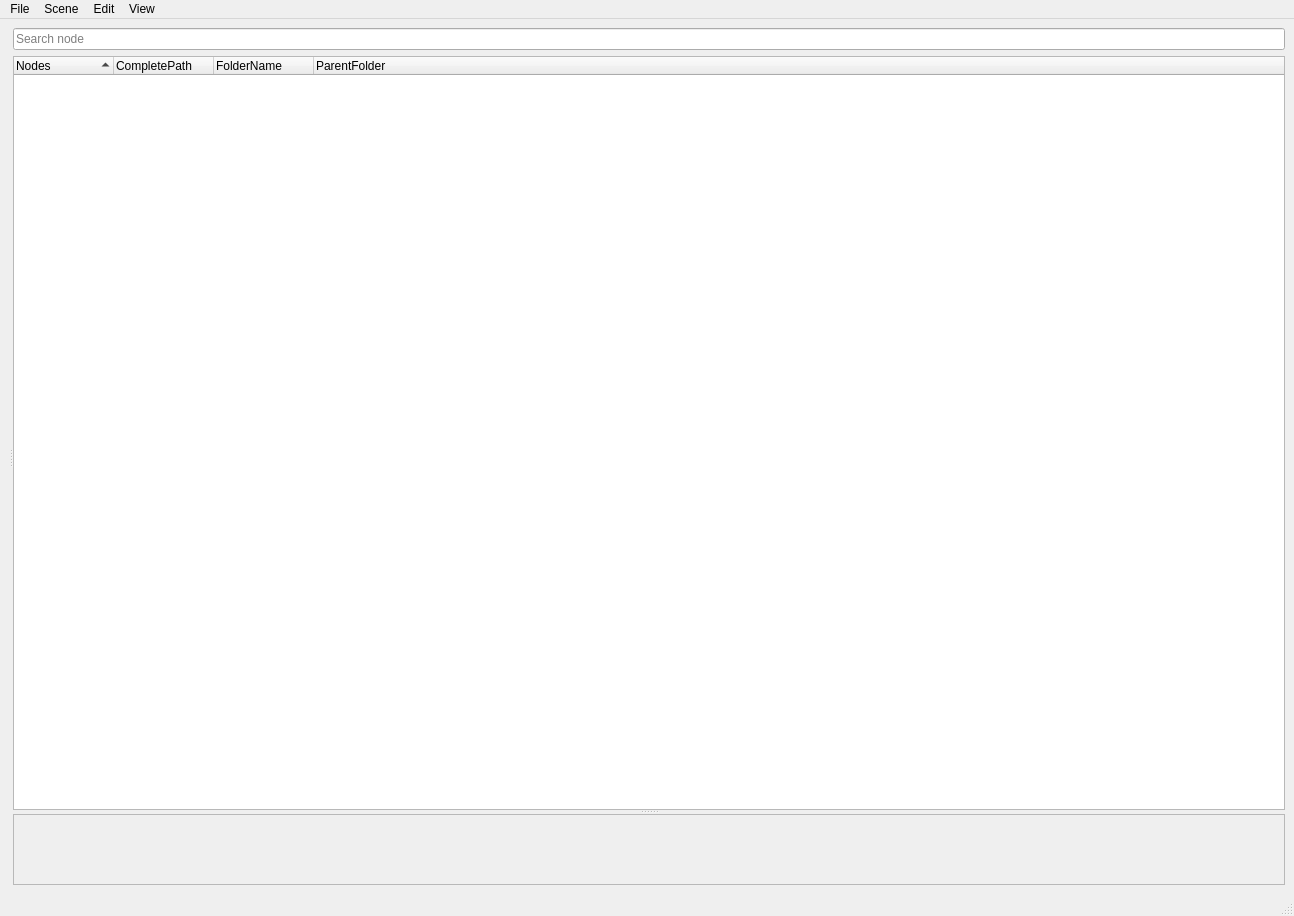
The window that ui/tangle.ui (nielsvaes/tangle) describes before a commit, drawn with Qt 5.
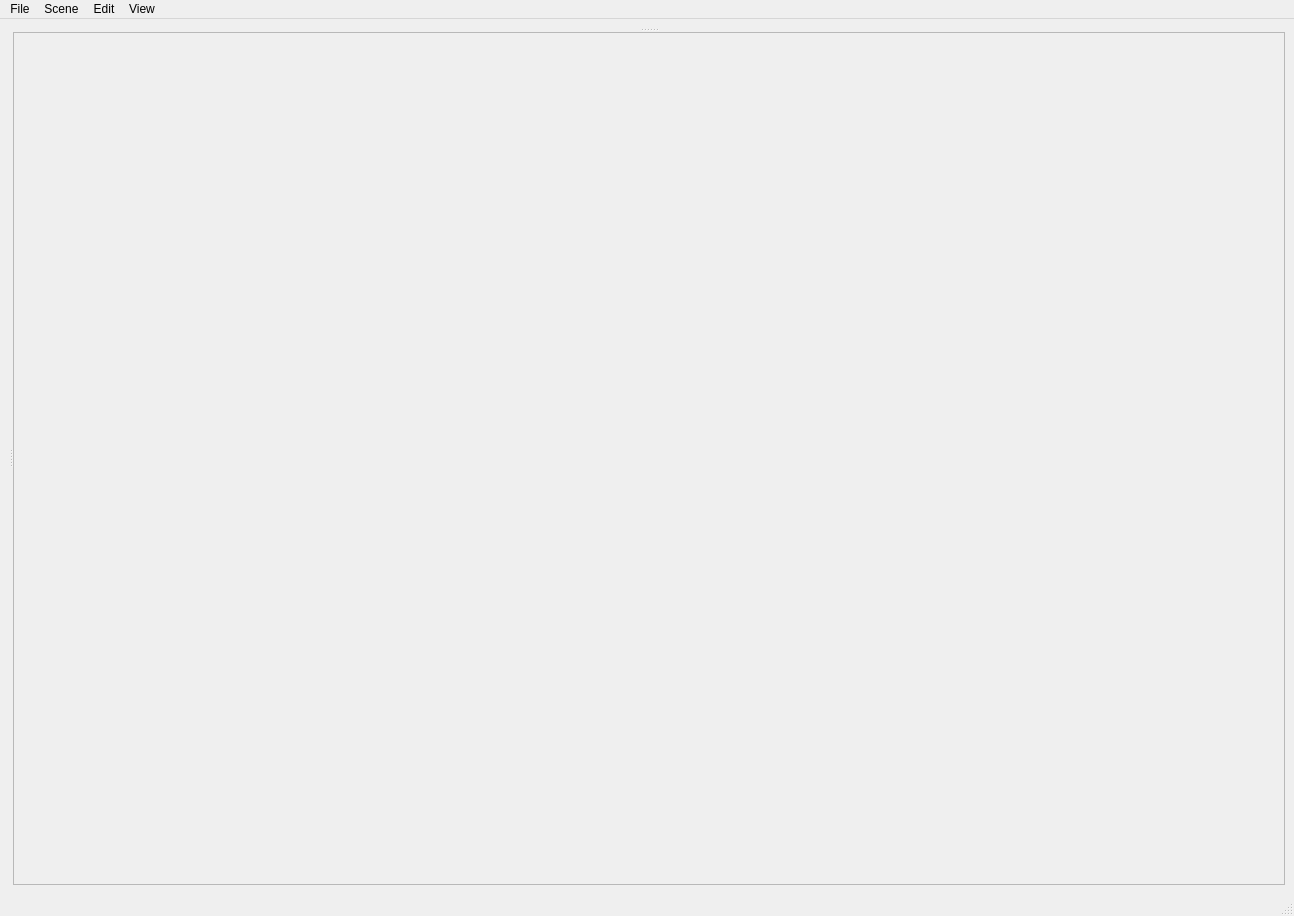
The same window after the commit. Icons and pictures are not drawn.

Commit message: Moved the NodeTree to its own class to be reused

```diff
--- a/ui/tangle.ui
+++ b/ui/tangle.ui
@@ -35,72 +35,7 @@
         <enum>Qt::Vertical</enum>
        </property>
        <widget class="QWidget" name="layoutWidget">
-        <layout class="QVBoxLayout" name="verticalLayout">
-         <item>
-          <widget class="QLineEdit" name="txt_search_nodes">
-           <property name="placeholderText">
-            <string>Search node</string>
-           </property>
-          </widget>
-         </item>
-         <item>
-          <widget class="QTreeWidget" name="tree_nodes">
-           <property name="sizePolicy">
-            <sizepolicy hsizetype="Preferred" vsizetype="Expanding">
-             <horstretch>0</horstretch>
-             <verstretch>0</verstretch>
-            </sizepolicy>
-           </property>
-           <property name="minimumSize">
-            <size>
-             <width>150</width>
-             <height>0</height>
-            </size>
-           </property>
-           <property name="contextMenuPolicy">
-            <enum>Qt::CustomContextMenu</enum>
-           </property>
-           <property name="styleSheet">
-            <string notr="true">font: 9pt &quot;MS Shell Dlg 2&quot;;</string>
-           </property>
-           <property name="dragEnabled">
-            <bool>true</bool>
-           </property>
-           <property name="alternatingRowColors">
-            <bool>false</bool>
-           </property>
-           <property name="selectionMode">
-            <enum>QAbstractItemView::SingleSelection</enum>
-           </property>
-           <property name="sortingEnabled">
-            <bool>true</bool>
-           </property>
-           <property name="animated">
-            <bool>true</bool>
-           </property>
-           <column>
-            <property name="text">
-             <string>Nodes</string>
-            </property>
-           </column>
-           <column>
-            <property name="text">
-             <string>CompletePath</string>
-            </property>
-           </column>
-           <column>
-            <property name="text">
-             <string>FolderName</string>
-            </property>
-           </column>
-           <column>
-            <property name="text">
-             <string>ParentFolder</string>
-            </property>
-           </column>
-          </widget>
-         </item>
-        </layout>
+        <layout class="QVBoxLayout" name="node_tree_layout"/>
        </widget>
        <widget class="QScrollArea" name="scrollArea">
         <property name="widgetResizable">
@@ -111,8 +46,8 @@
           <rect>
            <x>0</x>
            <y>0</y>
-           <width>1258</width>
-           <height>80</height>
+           <width>1259</width>
+           <height>75</height>
           </rect>
          </property>
          <layout class="QGridLayout" name="gridLayout">
```
Left out of the diff: 2 changed lines with no effect on the pictures. The commit also changes 7 other files.
